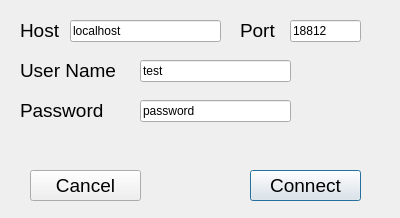
Qt form plugins/Connection/ConnectDialog.ui (profK/tom) before a commit.
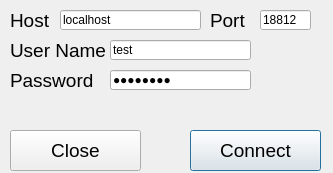
The same form after that commit.

Commit message: Sending image to server, server side storage needs debugging

The edit to the form file:
```diff
--- a/plugins/Connection/ConnectDialog.ui
+++ b/plugins/Connection/ConnectDialog.ui
@@ -6,50 +6,50 @@
    <rect>
     <x>0</x>
     <y>0</y>
-    <width>400</width>
-    <height>218</height>
+    <width>333</width>
+    <height>173</height>
    </rect>
   </property>
   <property name="windowTitle">
    <string>Connection Dialog</string>
   </property>
-  <widget class="QLabel" name="label">
-   <property name="geometry">
-    <rect>
-     <x>20</x>
-     <y>20</y>
-     <width>51</width>
-     <height>21</height>
-    </rect>
-   </property>
-   <property name="font">
-    <font>
-     <pointsize>14</pointsize>
-    </font>
-   </property>
-   <property name="text">
-    <string>Host</string>
-   </property>
-  </widget>
   <widget class="QLineEdit" name="hostname">
    <property name="geometry">
     <rect>
-     <x>70</x>
-     <y>20</y>
-     <width>151</width>
-     <height>22</height>
+     <x>60</x>
+     <y>10</y>
+     <width>141</width>
+     <height>20</height>
     </rect>
    </property>
    <property name="text">
     <string>localhost</string>
    </property>
   </widget>
+  <widget class="QLabel" name="label">
+   <property name="geometry">
+    <rect>
+     <x>10</x>
+     <y>10</y>
+     <width>61</width>
+     <height>21</height>
+    </rect>
+   </property>
+   <property name="font">
+    <font>
+     <pointsize>14</pointsize>
+    </font>
+   </property>
+   <property name="text">
+    <string>Host</string>
+   </property>
+  </widget>
   <widget class="QLabel" name="label_2">
    <property name="geometry">
     <rect>
-     <x>240</x>
-     <y>20</y>
-     <width>51</width>
+     <x>210</x>
+     <y>10</y>
+     <width>61</width>
      <height>21</height>
     </rect>
    </property>
@@ -65,23 +65,23 @@
   <widget class="QLineEdit" name="portnum">
    <property name="geometry">
     <rect>
-     <x>290</x>
-     <y>20</y>
-     <width>71</width>
-     <height>22</height>
+     <x>260</x>
+     <y>10</y>
+     <width>51</width>
+     <height>20</height>
     </rect>
    </property>
    <property name="text">
     <string>18812</string>
    </property>
   </widget>
-  <widget class="QLabel" name="label_3">
+  <widget class="QPushButton" name="connectbutton">
    <property name="geometry">
     <rect>
-     <x>20</x>
-     <y>60</y>
-     <width>111</width>
-     <height>21</height>
+     <x>190</x>
+     <y>130</y>
+     <width>131</width>
+     <height>41</height>
     </rect>
    </property>
    <property name="font">
@@ -90,28 +90,64 @@
     </font>
    </property>
    <property name="text">
-    <string>User Name</string>
+    <string>Connect</string>
+   </property>
+  </widget>
+  <widget class="QPushButton" name="closebutton">
+   <property name="geometry">
+    <rect>
+     <x>10</x>
+     <y>130</y>
+     <width>131</width>
+     <height>41</height>
+    </rect>
+   </property>
+   <property name="font">
+    <font>
+     <pointsize>14</pointsize>
+    </font>
+   </property>
+   <property name="text">
+    <string>Close</string>
    </property>
   </widget>
   <widget class="QLineEdit" name="username">
    <property name="geometry">
     <rect>
-     <x>140</x>
-     <y>60</y>
-     <width>151</width>
-     <height>22</height>
+     <x>110</x>
+     <y>40</y>
+     <width>141</width>
+     <height>20</height>
     </rect>
    </property>
    <property name="text">
     <string>test</string>
    </property>
   </widget>
+  <widget class="QLabel" name="username_label">
+   <property name="geometry">
+    <rect>
+     <x>10</x>
+     <y>40</y>
+     <width>101</width>
+     <height>21</height>
+    </rect>
+   </property>
+   <property name="font">
+    <font>
+     <pointsize>14</pointsize>
+    </font>
+   </property>
+   <property name="text">
+    <string>User Name</string>
+   </property>
+  </widget>
   <widget class="QLabel" name="label_4">
    <property name="geometry">
     <rect>
-     <x>20</x>
-     <y>100</y>
-     <width>111</width>
+     <x>10</x>
+     <y>70</y>
+     <width>101</width>
      <height>21</height>
     </rect>
    </property>
@@ -127,50 +163,17 @@
   <widget class="QLineEdit" name="password">
    <property name="geometry">
     <rect>
-     <x>140</x>
-     <y>100</y>
-     <width>151</width>
-     <height>22</height>
+     <x>110</x>
+     <y>70</y>
+     <width>141</width>
+     <height>20</height>
     </rect>
    </property>
    <property name="text">
     <string>password</string>
    </property>
-  </widget>
-  <widget class="QPushButton" name="connectbutton">
-   <property name="geometry">
-    <rect>
-     <x>250</x>
-     <y>170</y>
-     <width>111</width>
-     <height>31</height>
-    </rect>
-   </property>
-   <property name="font">
-    <font>
-     <pointsize>14</pointsize>
-    </font>
-   </property>
-   <property name="text">
-    <string>Connect</string>
-   </property>
-  </widget>
-  <widget class="QPushButton" name="closebutton">
-   <property name="geometry">
-    <rect>
-     <x>30</x>
-     <y>170</y>
-     <width>111</width>
-     <height>31</height>
-    </rect>
-   </property>
-   <property name="font">
-    <font>
-     <pointsize>14</pointsize>
-    </font>
-   </property>
-   <property name="text">
-    <string>Cancel</string>
+   <property name="echoMode">
+    <enum>QLineEdit::Password</enum>
    </property>
   </widget>
  </widget>
```
Left out of the diff: 6 changed lines with no effect on the pictures. The commit also changes 2 other files.
